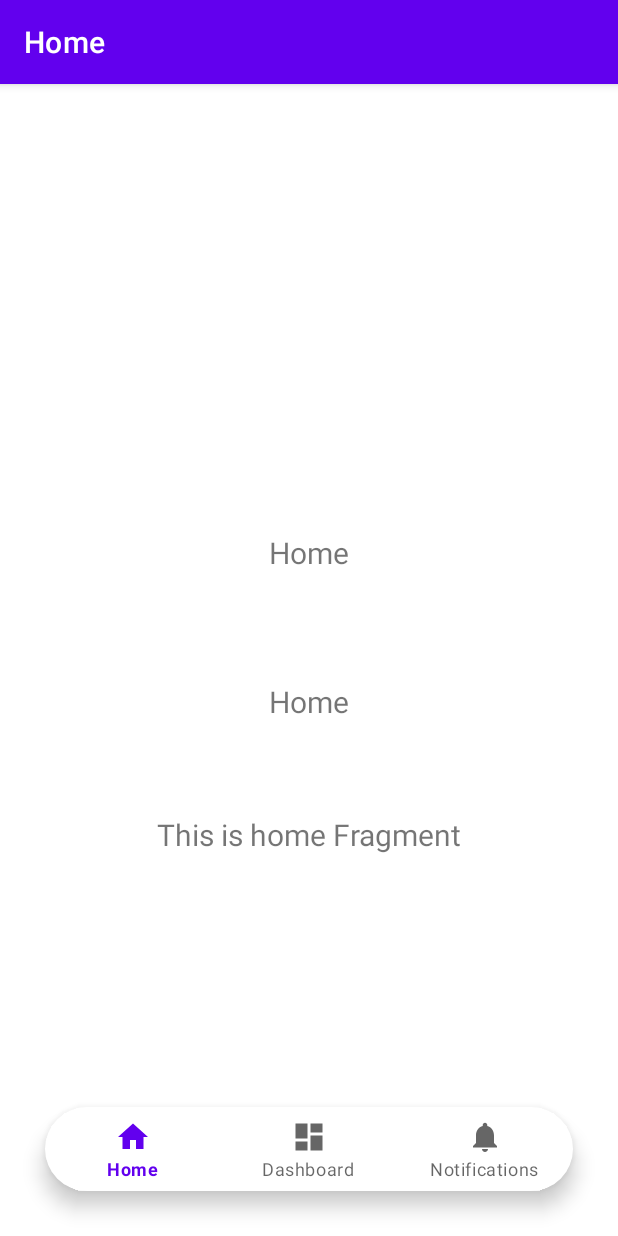
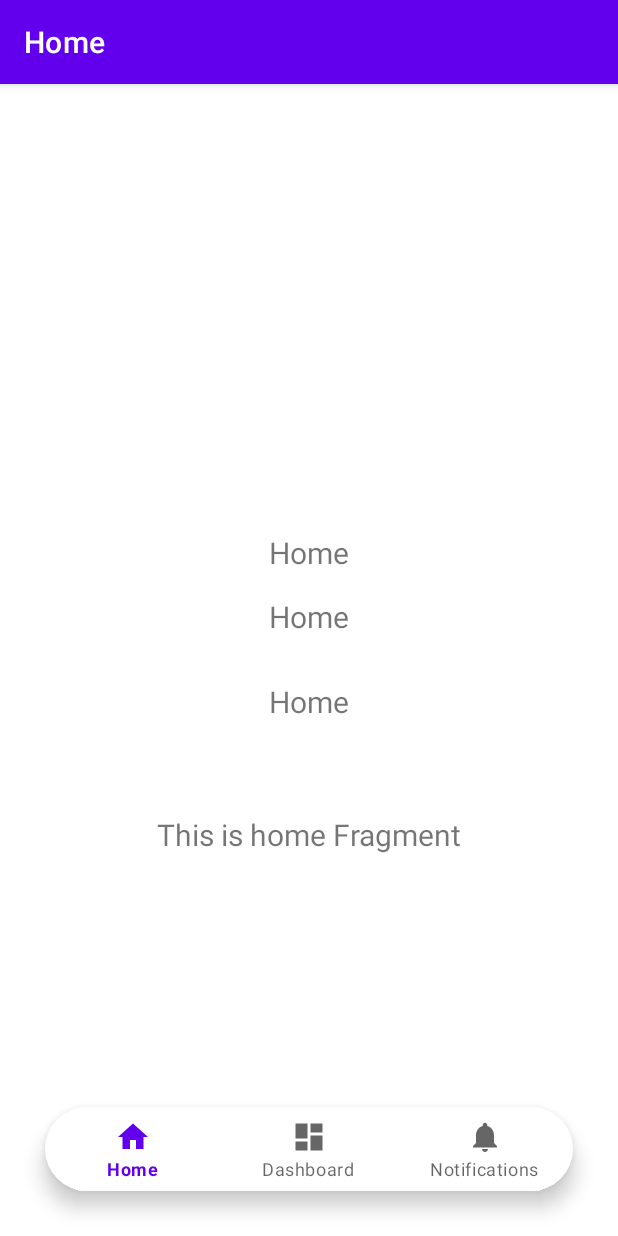
Before and after one commit to baguskf/cobaButtom, an Android app: the screen it shows after launch (MainActivity), on a phone screen of 412 x 824 dp. Run offline under Robolectric (Android 15) with nearby library versions, the phone set to English and light mode, and no system bars; our stand-ins replace navigation-ui.

Commit message:
by bacil

```diff
--- a/app/src/main/res/layout/fragment_home.xml
+++ b/app/src/main/res/layout/fragment_home.xml
@@ -41,6 +41,23 @@
         app:layout_constraintVertical_bias="0.494" />
 
     <TextView
+        android:id="@+id/text_home6"
+        android:layout_width="match_parent"
+        android:layout_height="wrap_content"
+        android:layout_marginStart="8dp"
+        android:layout_marginTop="8dp"
+        android:layout_marginEnd="8dp"
+        android:text="@string/title_home"
+        android:textAlignment="center"
+        android:textSize="20sp"
+        app:layout_constraintBottom_toBottomOf="parent"
+        app:layout_constraintEnd_toEndOf="parent"
+        app:layout_constraintHorizontal_bias="1.0"
+        app:layout_constraintStart_toStartOf="parent"
+        app:layout_constraintTop_toTopOf="parent"
+        app:layout_constraintVertical_bias="0.41" />
+
+    <TextView
         android:id="@+id/text_home2"
         android:layout_width="match_parent"
         android:layout_height="wrap_content"
```
